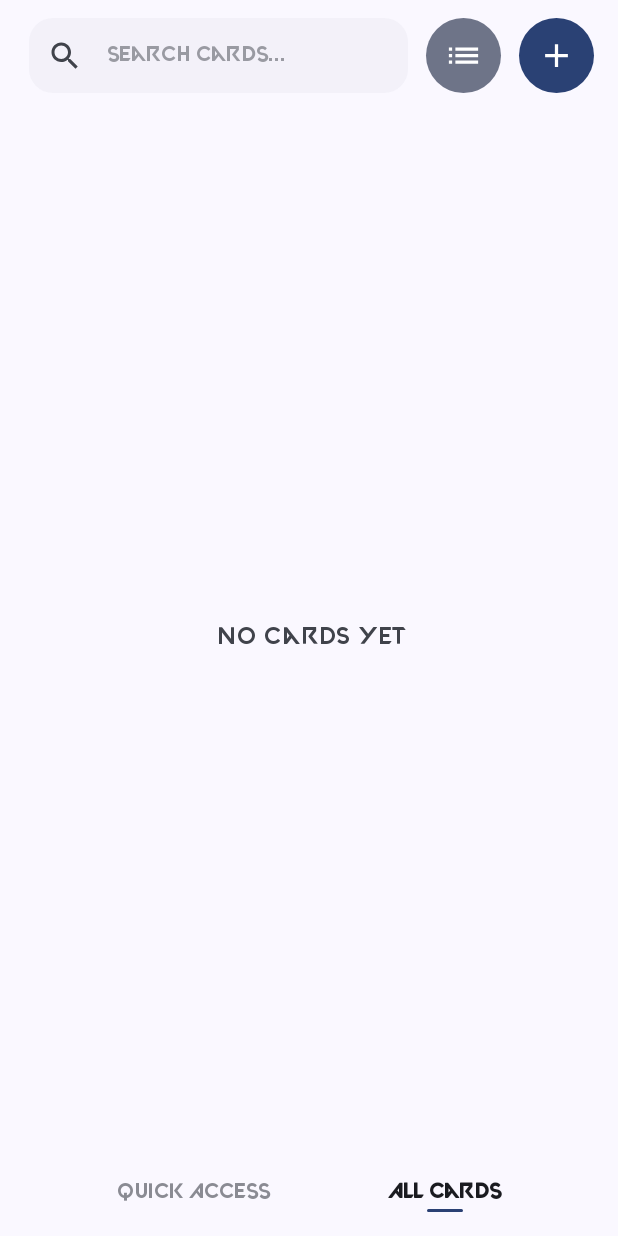
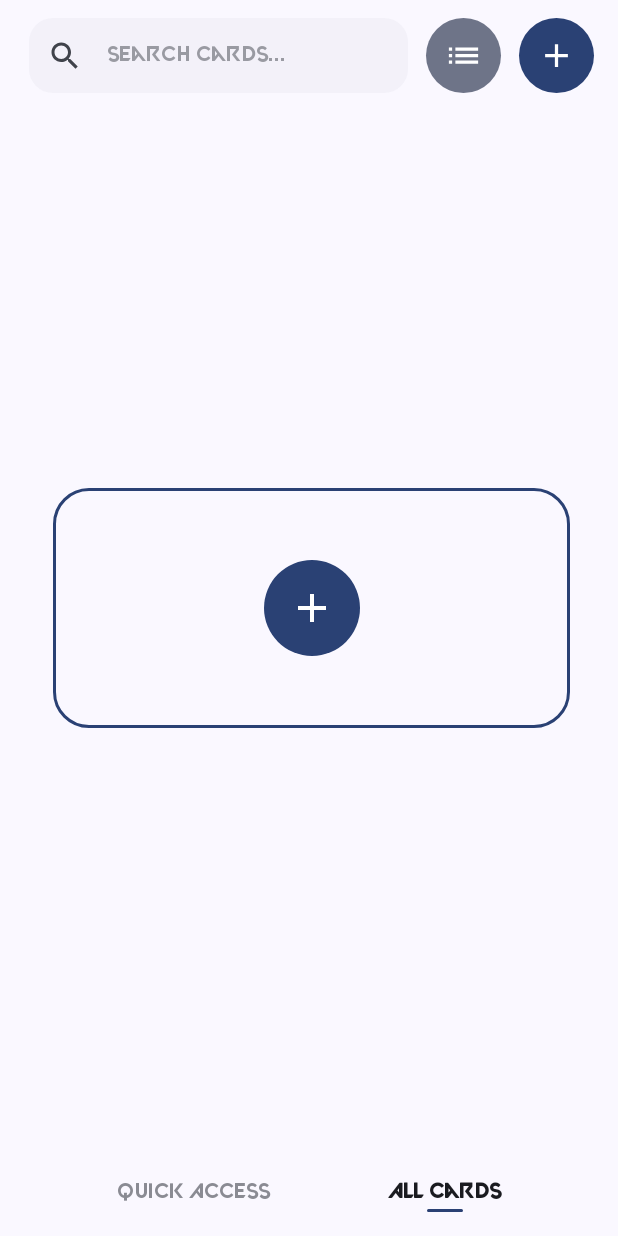
Before and after one commit to CandyRagi/Tapzz, an Android app built with Jetpack Compose: the HomeScreen screen opened through its navigation route, after a tap on "All Cards", on a phone screen of 412 x 824 dp. Run offline under Robolectric (Android 15) with nearby library versions, the phone set to English and light mode, and no system bars; our stand-ins replace Firebase (no records; nobody signed in at launch, a user with empty details on screens opened directly); pictures from the network do not load.

Commit message:
Ui Changes: Cards Roation animation added , New designs added , Empty card state case handled better.

```diff
--- /dev/null
+++ b/app/src/main/java/com/project/tapthehuzz/userInterface/components/EmptyStateCard.kt
@@ -0,0 +1,57 @@
+package com.project.tapthehuzz.userInterface.components
+
+import androidx.compose.foundation.border
+import androidx.compose.foundation.clickable
+import androidx.compose.foundation.layout.Box
+import androidx.compose.foundation.layout.fillMaxSize
+import androidx.compose.foundation.layout.height
+import androidx.compose.foundation.layout.padding
+import androidx.compose.foundation.layout.size
+import androidx.compose.foundation.shape.CircleShape
+import androidx.compose.foundation.shape.RoundedCornerShape
+import androidx.compose.material.icons.Icons
+import androidx.compose.material.icons.filled.Add
+import androidx.compose.material3.Icon
+import androidx.compose.material3.MaterialTheme
+import androidx.compose.material3.Surface
+import androidx.compose.runtime.Composable
+import androidx.compose.ui.Alignment
+import androidx.compose.ui.Modifier
+import androidx.compose.ui.draw.clip
+import androidx.compose.ui.graphics.Color
+import androidx.compose.ui.unit.dp
+
+@Composable
+fun EmptyStateCard(
+    onClick: () -> Unit,
+    modifier: Modifier = Modifier
+) {
+    Surface(
+        modifier = modifier
+            .clickable { onClick() },
+        shape = RoundedCornerShape(24.dp),
+        color = Color.Transparent,
+        border = androidx.compose.foundation.BorderStroke(
+            width = 2.dp,
+            color = MaterialTheme.colorScheme.primary
+        )
+    ) {
+        Box(
+            modifier = Modifier.fillMaxSize(),
+            contentAlignment = Alignment.Center
+        ) {
+            Surface(
+                shape = CircleShape,
+                color = MaterialTheme.colorScheme.primary,
+                modifier = Modifier.size(64.dp)
+            ) {
+                Icon(
+                    imageVector = Icons.Filled.Add,
+                    contentDescription = "Create Card",
+                    tint = MaterialTheme.colorScheme.onPrimary,
+                    modifier = Modifier.padding(16.dp)
+                )
+            }
+        }
+    }
+}
--- a/app/src/main/java/com/project/tapthehuzz/userInterface/screens/AllCardsScreen.kt
+++ b/app/src/main/java/com/project/tapthehuzz/userInterface/screens/AllCardsScreen.kt
@@ -18,6 +18,7 @@ import androidx.compose.ui.Modifier
 import androidx.compose.ui.graphics.Color
 import androidx.compose.ui.unit.dp
 import com.project.tapthehuzz.data.model.Card
+import com.project.tapthehuzz.userInterface.components.EmptyStateCard
 
 @Composable
 fun AllCardsScreen(
@@ -154,11 +155,22 @@ fun AllCardsScreen(
                 modifier = Modifier.fillMaxSize(),
                 contentAlignment = Alignment.Center
             ) {
-                Text(
-                    text = if (searchQuery.isNotEmpty()) "No cards found" else "No cards yet",
-                    style = MaterialTheme.typography.bodyLarge,
-                    color = MaterialTheme.colorScheme.onSurfaceVariant
-                )
+                if (searchQuery.isNotEmpty()) {
+                    Text(
+                        text = "No cards found",
+                        style = MaterialTheme.typography.bodyLarge,
+                        color = MaterialTheme.colorScheme.onSurfaceVariant
+                    )
+                } else {
+                    EmptyStateCard(
+                        onClick = onAddClick,
+                        modifier = Modifier
+                            .fillMaxWidth()
+                            .height(200.dp)
+                            .padding(horizontal = 16.dp)
+                            .padding(bottom = 40.dp) // Move up visually
+                    )
+                }
             }
         } else {
             LazyColumn(
```
Also changed, not shown: app/src/main/java/com/project/tapthehuzz/userInterface/components/CreateCardDialog.kt (+40 -0 lines), app/src/main/java/com/project/tapthehuzz/userInterface/screens/CardTransmissionScreen.kt (+12 -3 lines), app/src/main/java/com/project/tapthehuzz/userInterface/screens/MainScreens.kt (+47 -18 lines), app/src/main/res/drawable/card_design_three.png (added), app/src/main/res/drawable/card_design_two.png (added).
